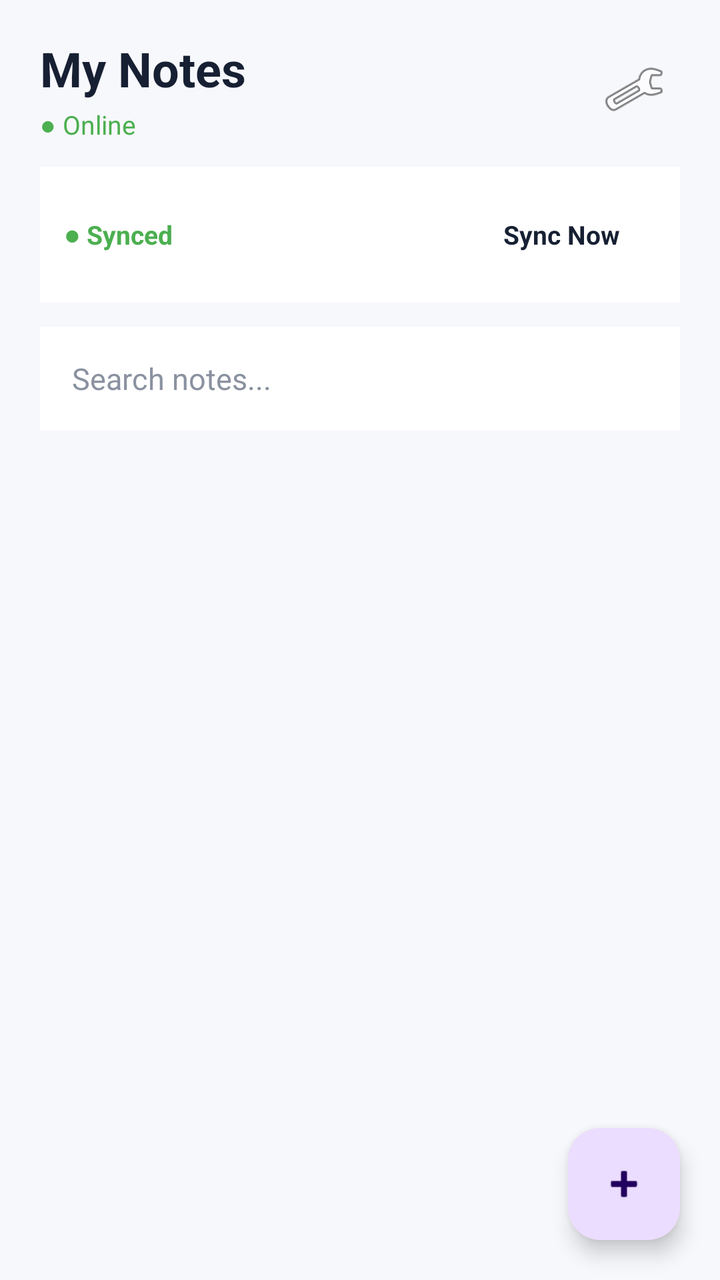
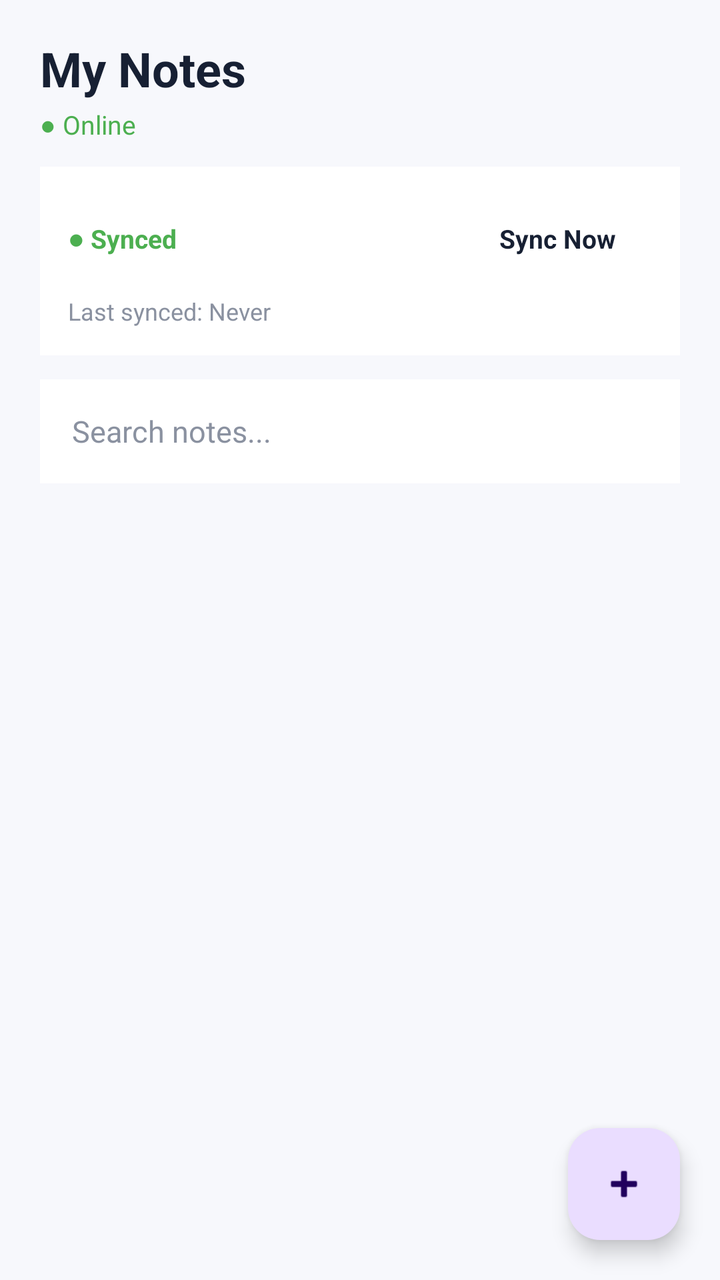

An Android layout rendered at two revisions. The XML below is the earlier revision; the diff shows what the commit changed to produce the second picture.
<!-- AndroidManifest.xml: application theme Theme.OfflineNotes -->
<!-- res/layout/activity_main.xml -->
<?xml version="1.0" encoding="utf-8"?>
<LinearLayout xmlns:android="http://schemas.android.com/apk/res/android"
    xmlns:app="http://schemas.android.com/apk/res-auto"
    android:layout_width="match_parent"
    android:layout_height="match_parent"
    android:orientation="vertical"
    android:background="#F7F8FC">

    
    <LinearLayout
        android:layout_width="match_parent"
        android:layout_height="wrap_content"
        android:gravity="center_vertical"
        android:paddingStart="20dp"
        android:paddingTop="18dp"
        android:paddingEnd="20dp"
        android:paddingBottom="12dp">

        <LinearLayout
            android:layout_width="0dp"
            android:layout_height="wrap_content"
            android:layout_weight="1"
            android:orientation="vertical">

            <TextView
                android:layout_width="wrap_content"
                android:layout_height="wrap_content"
                android:text="My Notes"
                android:textColor="#172033"
                android:textSize="24sp"
                android:textStyle="bold" />

            <TextView
                android:id="@+id/tvConnectionStatus"
                android:layout_width="wrap_content"
                android:layout_height="wrap_content"
                android:layout_marginTop="3dp"
                android:text="● Online"
                android:textColor="#4CAF50"
                android:textSize="13sp" />

        </LinearLayout>

        <ImageButton
            android:id="@+id/btnSettings"
            android:layout_width="46dp"
            android:layout_height="46dp"
            android:background="?attr/selectableItemBackgroundBorderless"
            android:contentDescription="Settings"
            android:src="@android:drawable/ic_menu_preferences" />

    </LinearLayout>

    
    <LinearLayout
        android:layout_width="match_parent"
        android:layout_height="wrap_content"
        android:layout_marginStart="20dp"
        android:layout_marginEnd="20dp"
        android:layout_marginBottom="12dp"
        android:background="#FFFFFF"
        android:gravity="center_vertical"
        android:orientation="horizontal"
        android:padding="12dp">

        <TextView
            android:id="@+id/tvSyncStatus"
            android:layout_width="0dp"
            android:layout_height="wrap_content"
            android:layout_weight="1"
            android:text="● Synced"
            android:textColor="#4CAF50"
            android:textSize="13sp"
            android:textStyle="bold" />

        <TextView
            android:id="@+id/btnSync"
            android:layout_width="wrap_content"
            android:layout_height="44dp"
            android:gravity="center"
            android:paddingStart="18dp"
            android:paddingEnd="18dp"
            android:text="Sync Now"
            android:textColor="#172033"
            android:textSize="13sp"
            android:textStyle="bold" />

    </LinearLayout>

    
    <EditText
        android:id="@+id/etSearch"
        android:layout_width="match_parent"
        android:layout_height="52dp"
        android:layout_marginStart="20dp"
        android:layout_marginEnd="20dp"
        android:layout_marginBottom="16dp"
        android:background="#FFFFFF"
        android:hint="Search notes..."
        android:paddingStart="16dp"
        android:paddingEnd="16dp"
        android:textColor="#172033"
        android:textColorHint="#8A91A0"
        android:textSize="15sp" />

    
    <ScrollView
        android:layout_width="match_parent"
        android:layout_height="0dp"
        android:layout_weight="1"
        android:fillViewport="true">

        <LinearLayout
            android:id="@+id/notesContainer"
            android:layout_width="match_parent"
            android:layout_height="wrap_content"
            android:orientation="vertical"
            android:paddingStart="20dp"
            android:paddingEnd="20dp"
            android:paddingBottom="90dp" />

    </ScrollView>

    
    <TextView
        android:id="@+id/emptyState"
        android:layout_width="match_parent"
        android:layout_height="wrap_content"
        android:layout_marginStart="30dp"
        android:layout_marginEnd="30dp"
        android:gravity="center"
        android:text="No notes yet.\nTap + to create your first note."
        android:textColor="#737B8C"
        android:textSize="16sp"
        android:visibility="gone" />

    
    <com.google.android.material.floatingactionbutton.FloatingActionButton
        android:id="@+id/fabAddNote"
        android:layout_width="wrap_content"
        android:layout_height="wrap_content"
        android:layout_gravity="end"
        android:layout_marginEnd="20dp"
        android:layout_marginBottom="20dp"
        android:contentDescription="Add Note"
        app:srcCompat="@android:drawable/ic_input_add" />

</LinearLayout>
<!-- resources referenced by this layout -->
<resources>
  <style name="Theme.OfflineNotes" parent="Base.Theme.OfflineNotes" />
  <style name="Base.Theme.OfflineNotes" parent="Theme.Material3.DayNight.NoActionBar">
          
          
      </style>
</resources>

<!-- the commit's change to res/layout/activity_main.xml (unified diff, before → after) -->
@@ -41,13 +41,7 @@
 
         </LinearLayout>
 
-        <ImageButton
-            android:id="@+id/btnSettings"
-            android:layout_width="46dp"
-            android:layout_height="46dp"
-            android:background="?attr/selectableItemBackgroundBorderless"
-            android:contentDescription="Settings"
-            android:src="@android:drawable/ic_menu_preferences" />
+
 
     </LinearLayout>
 
@@ -60,30 +54,49 @@
         android:layout_marginBottom="12dp"
         android:background="#FFFFFF"
         android:gravity="center_vertical"
-        android:orientation="horizontal"
-        android:padding="12dp">
+        android:orientation="vertical"
+        android:padding="14dp">
 
+        
+        <LinearLayout
+            android:layout_width="match_parent"
+            android:layout_height="wrap_content"
+            android:gravity="center_vertical"
+            android:orientation="horizontal">
+
+            <TextView
+                android:id="@+id/tvSyncStatus"
+                android:layout_width="0dp"
+                android:layout_height="wrap_content"
+                android:layout_weight="1"
+                android:text="● Synced"
+                android:textColor="#4CAF50"
+                android:textSize="13sp"
+                android:textStyle="bold" />
+
+            <TextView
+                android:id="@+id/btnSync"
+                android:layout_width="wrap_content"
+                android:layout_height="44dp"
+                android:gravity="center"
+                android:paddingStart="18dp"
+                android:paddingEnd="18dp"
+                android:text="Sync Now"
+                android:textColor="#172033"
+                android:textSize="13sp"
+                android:textStyle="bold" />
+
+        </LinearLayout>
+
+        
         <TextView
-            android:id="@+id/tvSyncStatus"
-            android:layout_width="0dp"
+            android:id="@+id/tvLastSynced"
+            android:layout_width="wrap_content"
             android:layout_height="wrap_content"
-            android:layout_weight="1"
-            android:text="● Synced"
-            android:textColor="#4CAF50"
-            android:textSize="13sp"
-            android:textStyle="bold" />
-
-        <TextView
-            android:id="@+id/btnSync"
-            android:layout_width="wrap_content"
-            android:layout_height="44dp"
-            android:gravity="center"
-            android:paddingStart="18dp"
-            android:paddingEnd="18dp"
-            android:text="Sync Now"
-            android:textColor="#172033"
-            android:textSize="13sp"
-            android:textStyle="bold" />
+            android:layout_marginTop="6dp"
+            android:text="Last synced: Never"
+            android:textColor="#8A91A0"
+            android:textSize="12sp" />
 
     </LinearLayout>
 
